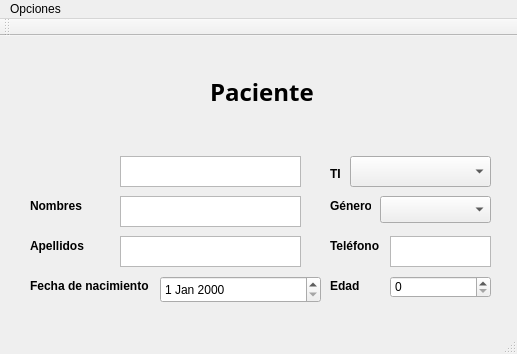
Old version of the form QtUi/agregarpaciente.ui in the repository Lufedi/DABM-Bitalino.
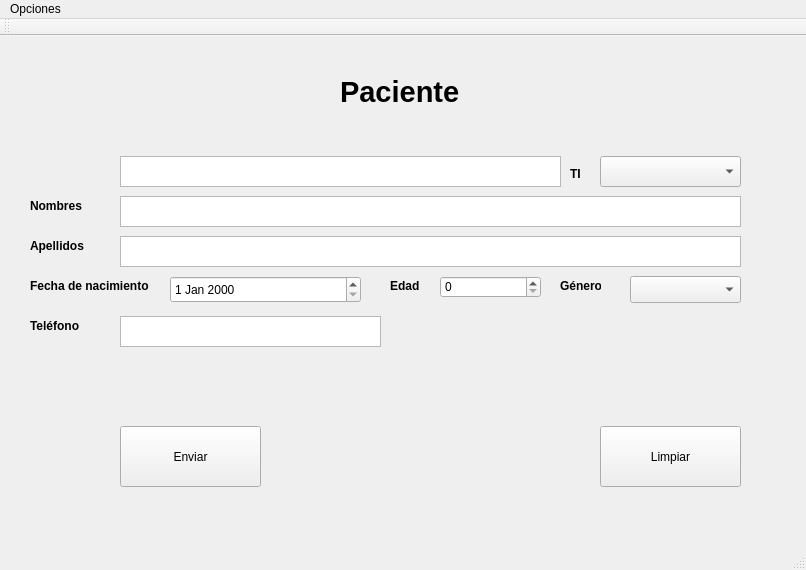
New version of the form.

Commit message:
Agregar paciente
Arreglada la interfaz

Patch:
```diff
--- a/QtUi/agregarpaciente.ui
+++ b/QtUi/agregarpaciente.ui
@@ -6,8 +6,8 @@
    <rect>
     <x>0</x>
     <y>0</y>
-    <width>517</width>
-    <height>354</height>
+    <width>806</width>
+    <height>570</height>
    </rect>
   </property>
   <property name="windowTitle">
@@ -17,8 +17,8 @@
    <widget class="QPushButton" name="send">
     <property name="geometry">
      <rect>
-      <x>40</x>
-      <y>300</y>
+      <x>120</x>
+      <y>390</y>
       <width>141</width>
       <height>61</height>
      </rect>
@@ -30,16 +30,16 @@
    <widget class="QLabel" name="label">
     <property name="geometry">
      <rect>
-      <x>210</x>
+      <x>340</x>
       <y>40</y>
-      <width>121</width>
+      <width>141</width>
       <height>31</height>
      </rect>
     </property>
     <property name="font">
      <font>
-      <family>Droid Sans Fallback</family>
-      <pointsize>18</pointsize>
+      <family>MS Shell Dlg 2</family>
+      <pointsize>22</pointsize>
       <weight>75</weight>
       <bold>true</bold>
      </font>
@@ -51,7 +51,7 @@
    <widget class="QLabel" name="label_3">
     <property name="geometry">
      <rect>
-      <x>330</x>
+      <x>570</x>
       <y>130</y>
       <width>21</width>
       <height>16</height>
@@ -108,8 +108,8 @@
    <widget class="QLabel" name="label_6">
     <property name="geometry">
      <rect>
-      <x>330</x>
-      <y>160</y>
+      <x>560</x>
+      <y>240</y>
       <width>41</width>
       <height>20</height>
      </rect>
@@ -127,8 +127,8 @@
    <widget class="QComboBox" name="gender">
     <property name="geometry">
      <rect>
-      <x>380</x>
-      <y>160</y>
+      <x>630</x>
+      <y>240</y>
       <width>111</width>
       <height>27</height>
      </rect>
@@ -137,9 +137,9 @@
    <widget class="QDateEdit" name="dateEdit">
     <property name="geometry">
      <rect>
-      <x>160</x>
+      <x>170</x>
       <y>240</y>
-      <width>161</width>
+      <width>191</width>
       <height>27</height>
      </rect>
     </property>
@@ -166,7 +166,7 @@
    <widget class="QComboBox" name="ti">
     <property name="geometry">
      <rect>
-      <x>350</x>
+      <x>600</x>
       <y>120</y>
       <width>141</width>
       <height>31</height>
@@ -176,8 +176,8 @@
    <widget class="QLabel" name="label_8">
     <property name="geometry">
      <rect>
-      <x>330</x>
-      <y>200</y>
+      <x>30</x>
+      <y>280</y>
       <width>61</width>
       <height>20</height>
      </rect>
@@ -195,7 +195,7 @@
    <widget class="QSpinBox" name="spinBox">
     <property name="geometry">
      <rect>
-      <x>390</x>
+      <x>440</x>
       <y>240</y>
       <width>101</width>
       <height>22</height>
@@ -205,7 +205,7 @@
    <widget class="QLabel" name="label_9">
     <property name="geometry">
      <rect>
-      <x>330</x>
+      <x>390</x>
       <y>240</y>
       <width>31</width>
       <height>20</height>
@@ -224,8 +224,8 @@
    <widget class="QPushButton" name="clean">
     <property name="geometry">
      <rect>
-      <x>310</x>
-      <y>300</y>
+      <x>600</x>
+      <y>390</y>
       <width>141</width>
       <height>61</height>
      </rect>
@@ -239,7 +239,7 @@
      <rect>
       <x>120</x>
       <y>120</y>
-      <width>181</width>
+      <width>441</width>
       <height>31</height>
      </rect>
     </property>
@@ -249,7 +249,7 @@
      <rect>
       <x>120</x>
       <y>160</y>
-      <width>181</width>
+      <width>621</width>
       <height>31</height>
      </rect>
     </property>
@@ -259,7 +259,7 @@
      <rect>
       <x>120</x>
       <y>200</y>
-      <width>181</width>
+      <width>621</width>
       <height>31</height>
      </rect>
     </property>
@@ -267,9 +267,9 @@
    <widget class="QTextEdit" name="phone">
     <property name="geometry">
      <rect>
-      <x>390</x>
-      <y>200</y>
-      <width>101</width>
+      <x>120</x>
+      <y>280</y>
+      <width>261</width>
       <height>31</height>
      </rect>
     </property>
@@ -289,7 +289,7 @@
     <rect>
      <x>0</x>
      <y>0</y>
-     <width>517</width>
+     <width>806</width>
      <height>21</height>
     </rect>
    </property>
```
The commit also changes 2 other files.
